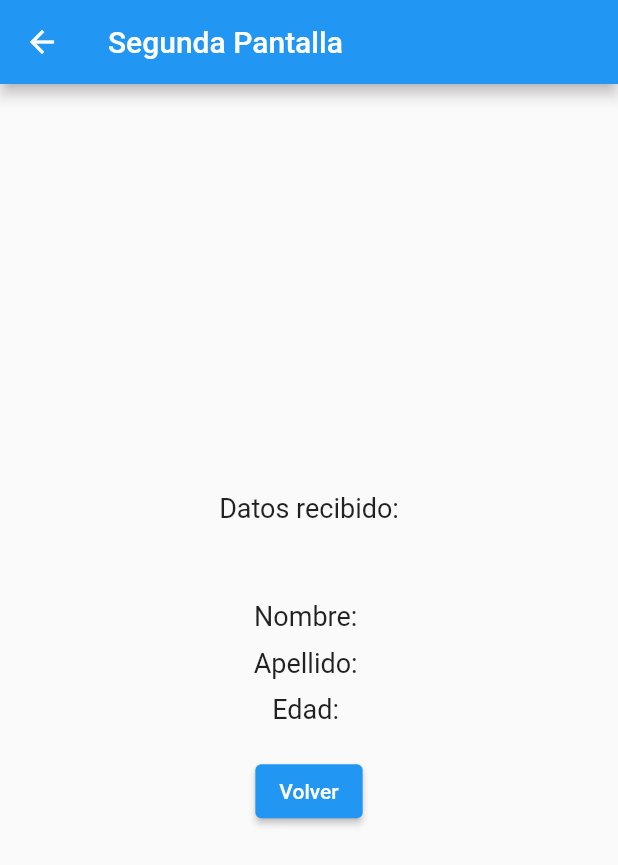
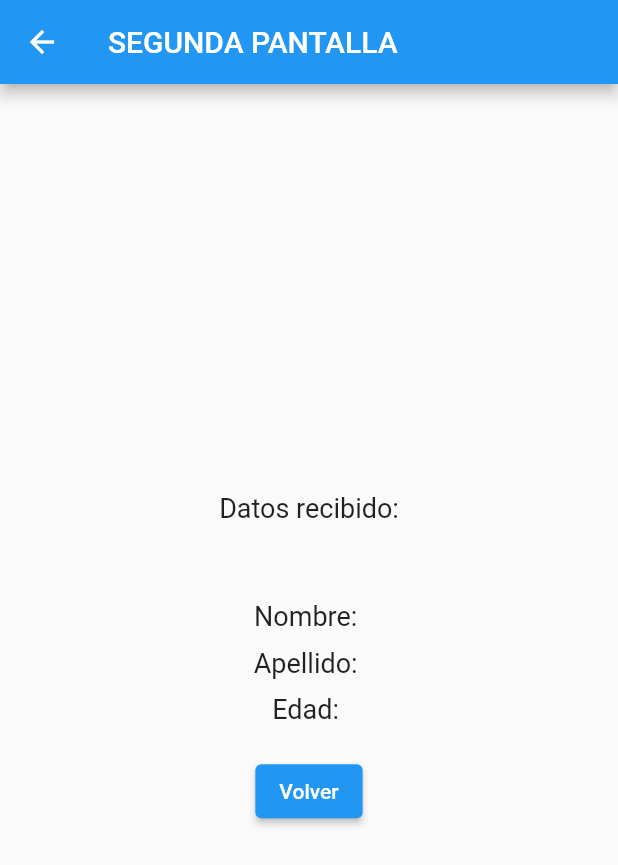
Before and after one commit to Agui24/pasar_parametros, a Flutter app: the SegundaPantalla screen opened directly with empty values, on a phone screen of 412 x 824 dp. Shown: the top 865 px of the screen. Run offline on Flutter 3.47's test engine with Material 2 defaults, Android fonts, the phone set to English and light mode, and no system bars.

```diff
--- a/lib/home.dart
+++ b/lib/home.dart
@@ -72,7 +72,7 @@ class _PrimeraPantallaState extends State<PrimeraPantalla> {
                     const Color.fromARGB(255, 229, 33, 243), // background color
                 onPrimary: Colors.white, // text color
               ),
-              child: Text('Enviar'),
+              child: Text('ENVIAR'),
             ),
           ],
         ),
--- a/lib/segunda_pantalla.dart
+++ b/lib/segunda_pantalla.dart
@@ -17,7 +17,7 @@ class SegundaPantalla extends StatelessWidget {
   Widget build(BuildContext context) {
     return Scaffold(
       appBar: AppBar(
-        title: Text('Segunda Pantalla'),
+        title: Text('SEGUNDA PANTALLA'),
       ),
       body: Center(
         child: Padding(
```
